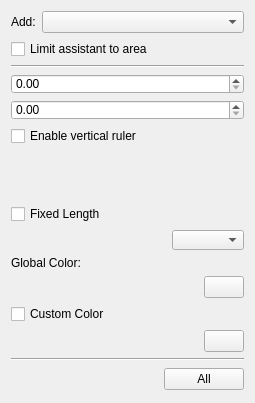
This is plugins/assistants/Assistants/AssistantsToolOptions.ui in KDE/krita as Qt 5 draws it before an edit. The edited form follows.
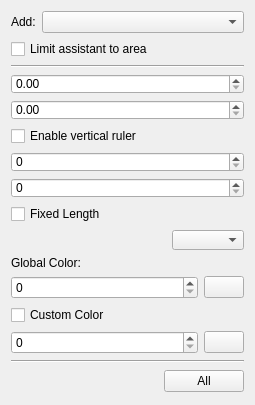
This is the edited form. Custom widgets are drawn as their Qt base class.

Commit message:
ui: Fix Designer not rendering KisSliderSpinBox as QSpinBox
Part-of: <https://invent.kde.org/graphics/krita/-/merge_requests/1742>

What changed in the file:
```diff
--- a/plugins/assistants/Assistants/AssistantsToolOptions.ui
+++ b/plugins/assistants/Assistants/AssistantsToolOptions.ui
@@ -354,7 +354,7 @@
   </customwidget>
   <customwidget>
    <class>KisSliderSpinBox</class>
-   <extends>QWidget</extends>
+   <extends>QSpinBox</extends>
    <header>kis_slider_spin_box.h</header>
    <container>1</container>
   </customwidget>
```
The commit also changes 45 other files.
